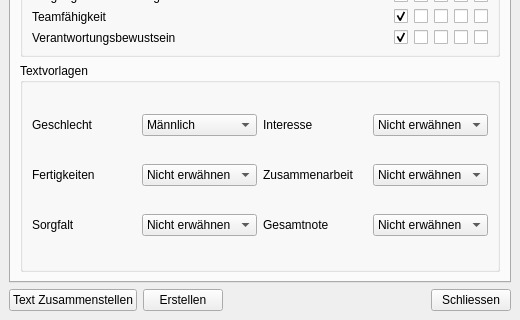
Qt form mainwindow.ui (str4el/grading) before a commit; both pictures show x 0 to 520 and y 210 to 530 of the 520 by 530 pixel window.
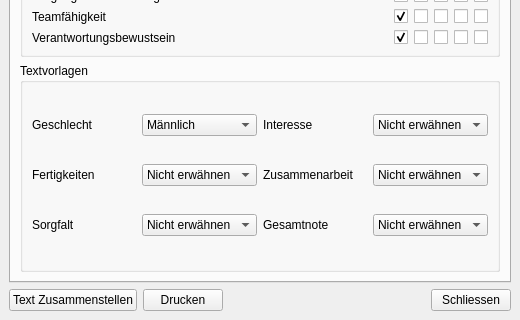
The same form after that commit. Custom widgets are drawn as their Qt base class.

```diff
--- a/mainwindow.ui
+++ b/mainwindow.ui
@@ -1719,7 +1719,7 @@
          <string>Erstellt nach den Einstellungen ein PDF Dokument und zeigt es in einem PDF - Viewer an um es auszudrucken.</string>
         </property>
         <property name="text">
-         <string>Erstellen</string>
+         <string>Drucken</string>
         </property>
        </widget>
       </item>
```
Left out of the diff: 4 changed lines with no effect on the pictures.
